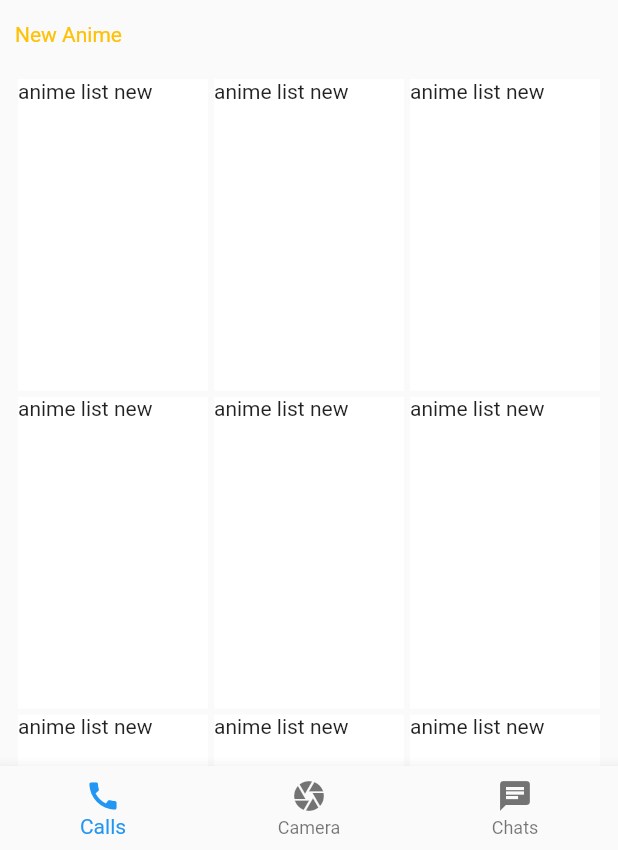
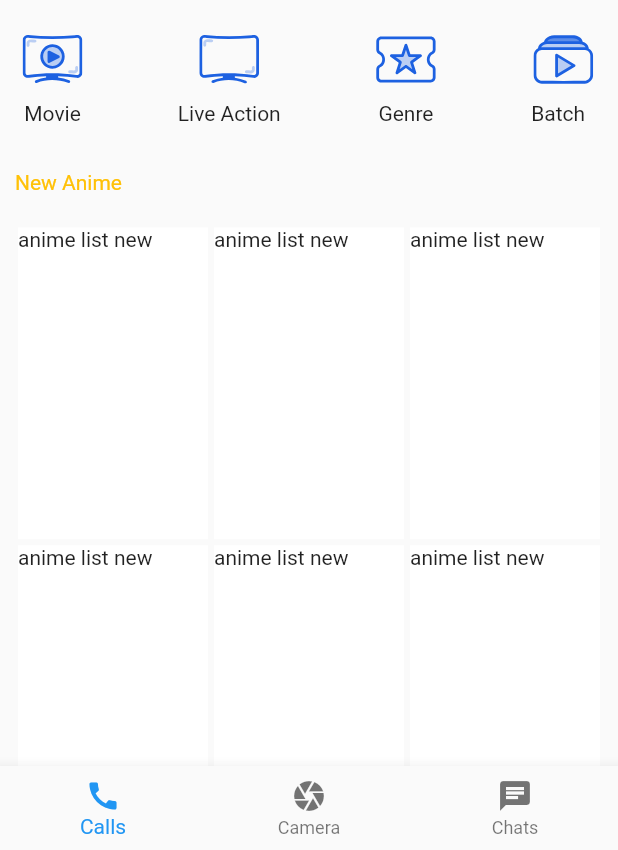
Before and after one commit to farhandz/stream, a Flutter app: the screen it shows after launch, on a phone screen of 412 x 824 dp, the part 386-1236 px from its top. Run offline on Flutter 3.47's test engine with Material 2 defaults, Android fonts, the phone set to English and light mode, and no system bars; our stand-ins replace flutter_spinkit, flutter_svg, google_fonts; Roboto replaces fonts that are missing (Alatsi).

Commit message:
done home page

```diff
--- /dev/null
+++ b/lib/model/icon_list_model.dart
@@ -0,0 +1,29 @@
+class IconList {
+  IconList({
+    required this.title,
+    required this.icon,
+  });
+  late final String title;
+  late final String icon;
+
+  IconList.fromJson(Map<String, dynamic> json){
+    title = json['title'];
+    icon = json['icon'];
+  }
+
+  Map<String, dynamic> toJson() {
+    final _data = <String, dynamic>{};
+    _data['title'] = title;
+    _data['icon'] = icon;
+    return _data;
+  }
+}
+
+
+
+final List<IconList> iconLists = [
+  IconList(title: "Movie", icon: "assets/play.svg"),
+  IconList(title: "Live Action", icon: "assets/live-action.svg"),
+  IconList(title: "Genre", icon: "assets/genre.svg"),
+  IconList(title: "Batch  ", icon: "assets/batch.svg"),
+];
--- a/lib/pages/main/HomePage.dart
+++ b/lib/pages/main/HomePage.dart
@@ -1,6 +1,9 @@
+import 'package:animeku/model/icon_list_model.dart';
 import 'package:animeku/utils/theme.dart';
 import 'package:flutter/material.dart';
 import 'package:google_fonts/google_fonts.dart';
+import 'package:flutter_svg/flutter_svg.dart';
+
 
 class HomePage extends StatefulWidget {
   const HomePage({ Key? key }) : super(key: key);
@@ -136,16 +139,27 @@ class _HomePageState extends State<HomePage> {
 
 
 
-    // Widget iconAnime() {
-    // return Row(
-    //   mainAxisAlignment: MainAxisAlignment.spaceBetween,
-    //   children: List.generate(2, (index) {
-    //     return Container(
-    //       child: ,
-    //     );
-    //   }),
-    //  );
-    // }
+    Widget iconAnime() {
+    return Container(
+      margin: EdgeInsets.all(15),
+      child: Row(
+        mainAxisAlignment: MainAxisAlignment.spaceBetween,
+        children: List.generate(iconLists.length, (index) {
+          return Column(
+            crossAxisAlignment: CrossAxisAlignment.center,
+            children: [
+              SvgPicture.asset(iconLists[index].icon, height: 40,),
+              Container(
+                margin: EdgeInsets.only(top: 8),
+                child:  Text(iconLists[index].title),
+              ),
+
+            ],
+          );
+        }),
+       ),
+    );
+    }
 
 
 
@@ -198,6 +212,8 @@ class _HomePageState extends State<HomePage> {
         SizedBox(height: 5,),
         slider(),
         SizedBox(height: 5,),
+        iconAnime(),
+        SizedBox(height: 5,),
         animeList()
       ],
     );
```
Also changed, not shown: assets/anime.svg (added), assets/batch.svg (added), assets/contact.svg (added), assets/genre.svg (added), assets/live-action.svg (added), assets/play.svg (added).
